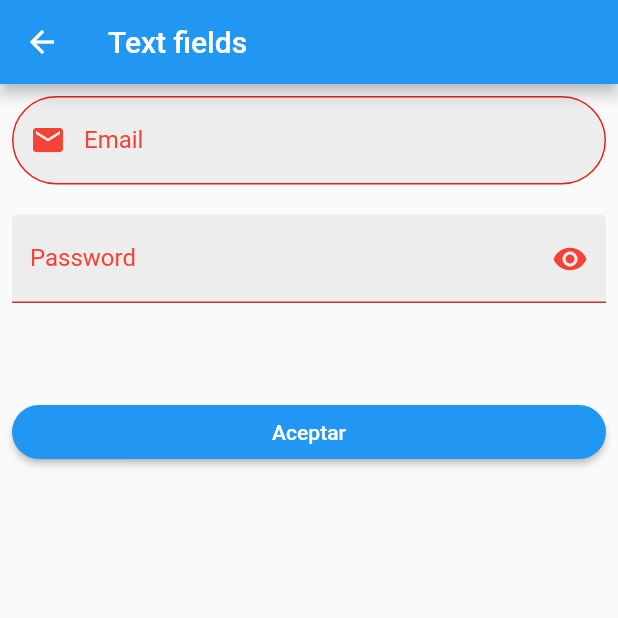
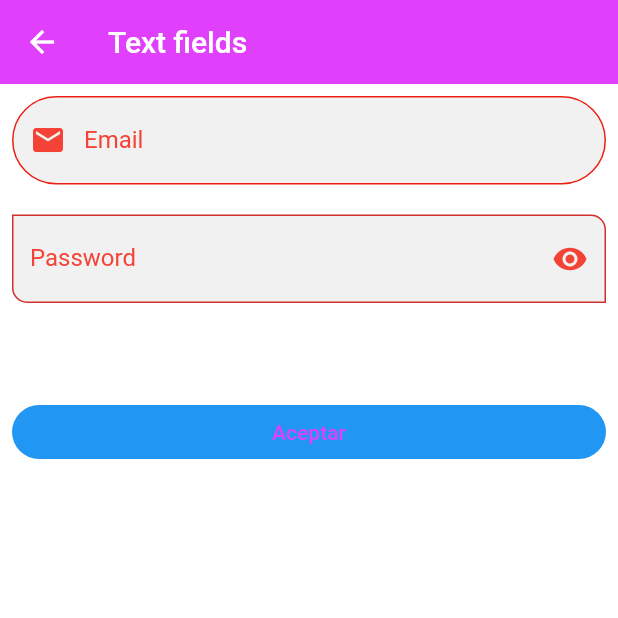
Before and after one commit to shura1981/tallerflutter3, a Flutter app: the TextFieldsScreen screen opened by its route, on a phone screen of 412 x 824 dp, the top half of it. Run offline on Flutter 3.47's test engine with Material 2 defaults, Android fonts, the light colour scheme and no system bars; our stand-ins replace audioplayers; network calls fail.

Commit message:
2022-09-19 22:25

```diff
--- /dev/null
+++ b/lib/routes/route.dart
@@ -0,0 +1,18 @@
+import 'package:flutter/material.dart';
+
+import '../pages/pages.dart';
+
+class AppRoute {
+  static const initial = "home";
+  static Map<String, WidgetBuilder> routes() {
+    return {
+      'home': (context) => const Home(),
+      'textfields': (context) => const TextFieldsScreen(),
+      'stream': (context) => const StreamScreen(),
+      'barnav': (context) => const NavigationBarScreen(),
+      'bottomsheet': (context) => const MyBottomSheet(),
+      'expansiontitle': (context) => const MyExpansionTile(),
+      'infinitys': (context) => const InfintyScroll()
+    };
+  }
+}
--- /dev/null
+++ b/lib/themes/basic_theme.dart
@@ -0,0 +1,51 @@
+import 'package:flutter/material.dart';
+
+class AppBasicTheme {
+  //Theme Light
+  static const Color lightPrimaryColorLight = Colors.black;
+  static const Color lightPrimaryColor = Colors.purpleAccent;
+  static const Color lightscaffoldBackgroundColor = Colors.white;
+
+  static final ThemeData lightTheme = ThemeData.light().copyWith(
+    primaryColor: lightPrimaryColor,
+    primaryColorLight: lightPrimaryColorLight,
+    appBarTheme: const AppBarTheme(color: lightPrimaryColor, elevation: 0),
+    scaffoldBackgroundColor: lightscaffoldBackgroundColor,
+    textButtonTheme: TextButtonThemeData(
+        style: TextButton.styleFrom(foregroundColor: lightPrimaryColor)),
+    floatingActionButtonTheme: const FloatingActionButtonThemeData(
+        backgroundColor: lightPrimaryColor, elevation: 5),
+    elevatedButtonTheme: ElevatedButtonThemeData(
+        style: ElevatedButton.styleFrom(
+            foregroundColor: lightPrimaryColor,
+            shape: const StadiumBorder(),
+            elevation: 0)),
+    inputDecorationTheme: InputDecorationTheme(
+      labelStyle: const TextStyle(color: lightPrimaryColor),
+      focusColor: Colors.white,
+      filled: true,
+      fillColor: Colors.grey.shade200,
+      enabledBorder: const OutlineInputBorder(
+          borderSide: BorderSide(color: Colors.grey),
+          borderRadius: BorderRadius.only(
+              bottomLeft: Radius.circular(10), topRight: Radius.circular(10))),
+      focusedBorder: const OutlineInputBorder(
+          borderSide: BorderSide(color: lightPrimaryColor),
+          borderRadius: BorderRadius.only(
+              bottomLeft: Radius.circular(10), topRight: Radius.circular(10))),
+      border: const OutlineInputBorder(
+          borderSide: BorderSide(color: Colors.grey),
+          borderRadius: BorderRadius.only(
+              bottomLeft: Radius.circular(10), topRight: Radius.circular(10))),
+    ),
+  );
+
+//Theme dark
+  static const Color darktPrimaryColorLight = Colors.grey;
+  static const Color darkPrimaryColor = Colors.blue;
+
+  static final ThemeData darkTheme = ThemeData.dark().copyWith(
+      primaryColor: darkPrimaryColor,
+      primaryColorLight: darktPrimaryColorLight,
+      appBarTheme: const AppBarTheme(color: darkPrimaryColor, elevation: 0));
+}
--- a/lib/widgets/menu.dart
+++ b/lib/widgets/menu.dart
@@ -11,7 +11,7 @@ class Menu extends StatelessWidget {
   Widget build(BuildContext context) {
     return Drawer(
       child: Material(
-        color: Color.fromARGB(255, 58, 176, 255),
+        color: Theme.of(context).primaryColor ,
         child: ListView(
           children: [
             InkWell(
```
Also changed, not shown: lib/main.dart (+1 -46 lines), lib/pages/myapp.dart (added, +31 -0 lines).
